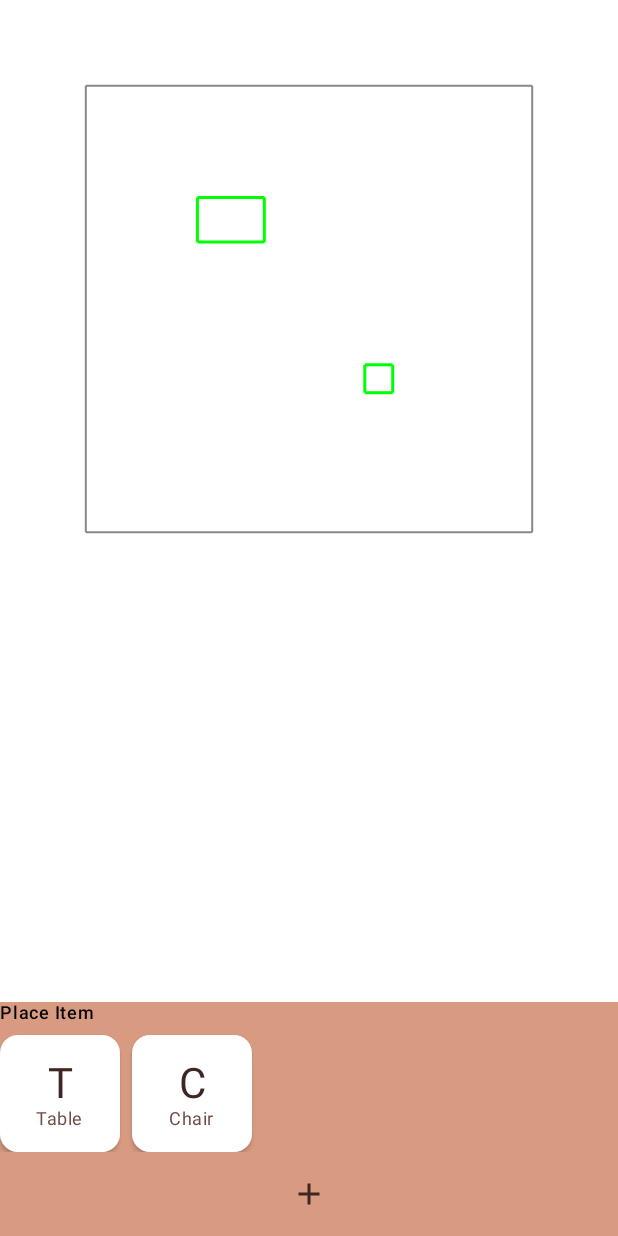
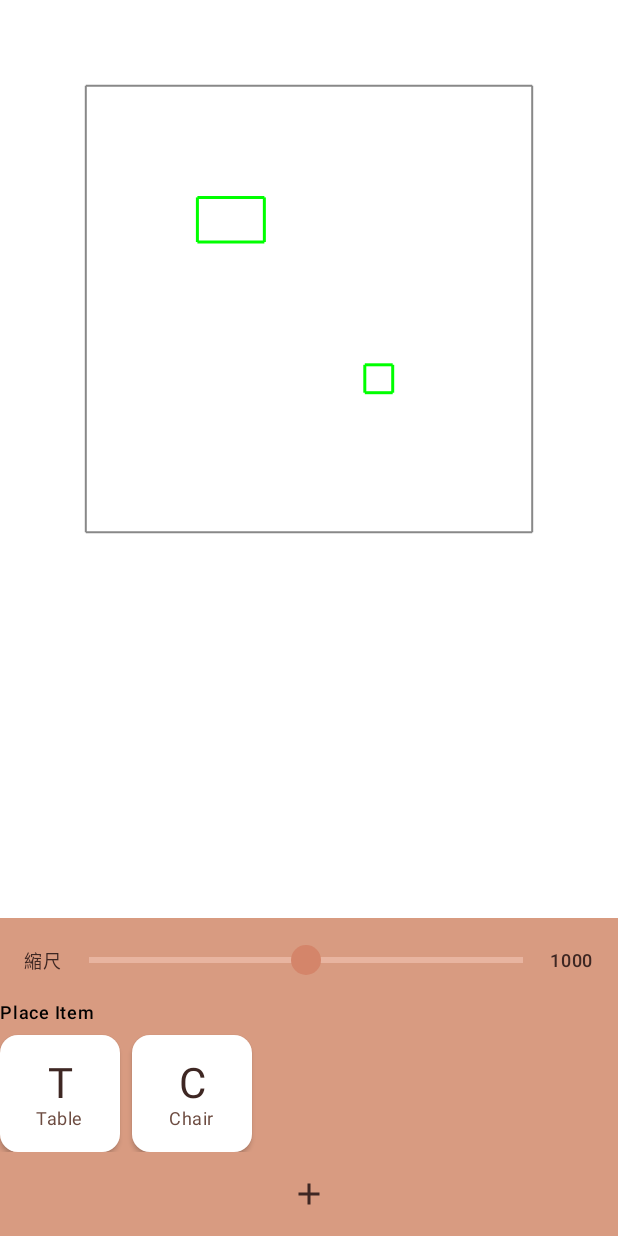
Before and after one commit to isseikz/Puzzroom, an Android app built with Jetpack Compose: the @Preview function FurniturePlacementTemplatePreview, on a phone screen of 412 x 824 dp. Run offline under Robolectric (Android 15) with nearby library versions, the phone set to English and light mode, and no system bars.

Commit message:
Add zoom slider to RoomCreationTemplate and FurniturePlacementTemplate
Co-authored-by: isseikz <14265239+isseikz@users.noreply.github.com>

```diff
--- /dev/null
+++ b/composeApp/src/commonMain/kotlin/tokyo/isseikuzumaki/puzzroom/ui/molecules/ZoomSlider.kt
@@ -0,0 +1,72 @@
+package tokyo.isseikuzumaki.puzzroom.ui.molecules
+
+import androidx.compose.foundation.layout.Arrangement
+import androidx.compose.foundation.layout.Row
+import androidx.compose.foundation.layout.fillMaxWidth
+import androidx.compose.foundation.layout.height
+import androidx.compose.foundation.layout.padding
+import androidx.compose.material3.MaterialTheme
+import androidx.compose.runtime.Composable
+import androidx.compose.ui.Alignment
+import androidx.compose.ui.Modifier
+import androidx.compose.ui.unit.dp
+import org.jetbrains.compose.ui.tooling.preview.Preview
+import tokyo.isseikuzumaki.puzzroom.ui.atoms.AppSlider
+import tokyo.isseikuzumaki.puzzroom.ui.atoms.AppText
+import tokyo.isseikuzumaki.puzzroom.ui.atoms.SliderOrientation
+import tokyo.isseikuzumaki.puzzroom.ui.state.SliderState
+import tokyo.isseikuzumaki.puzzroom.ui.theme.PuzzroomTheme
+
+/**
+ * Zoom slider molecule for adjusting canvas scale
+ * キャンバスのスケールを調整するズームスライダー
+ *
+ * @param sliderState State holder for the zoom slider
+ * @param modifier Modifier to be applied to the slider container
+ */
+@Composable
+fun ZoomSlider(
+    sliderState: SliderState,
+    modifier: Modifier = Modifier
+) {
+    Row(
+        modifier = modifier
+            .fillMaxWidth()
+            .height(56.dp)
+            .padding(horizontal = 16.dp, vertical = 8.dp),
+        verticalAlignment = Alignment.CenterVertically,
+        horizontalArrangement = Arrangement.spacedBy(8.dp)
+    ) {
+        AppText(
+            text = "縮尺",
+            style = MaterialTheme.typography.labelMedium,
+            color = MaterialTheme.colorScheme.onSecondaryContainer
+        )
+
+        AppSlider(
+            state = sliderState,
+            orientation = SliderOrientation.Horizontal,
+            modifier = Modifier
+                .weight(1f)
+                .height(40.dp)
+        )
+
+        AppText(
+            text = "${sliderState.value.toInt()}",
+            style = MaterialTheme.typography.labelMedium,
+            color = MaterialTheme.colorScheme.onSecondaryContainer
+        )
+    }
+}
+
+@Preview
+@Composable
+private fun ZoomSliderPreview() {
+    PuzzroomTheme {
+        val sliderState = SliderState(
+            initialValue = 1000f,
+            valueRange = 500f..1500f
+        )
+        ZoomSlider(sliderState = sliderState)
+    }
+}
--- a/composeApp/src/commonMain/kotlin/tokyo/isseikuzumaki/puzzroom/ui/templates/FurniturePlacementTemplate.kt
+++ b/composeApp/src/commonMain/kotlin/tokyo/isseikuzumaki/puzzroom/ui/templates/FurniturePlacementTemplate.kt
@@ -35,7 +35,9 @@ import tokyo.isseikuzumaki.puzzroom.ui.organisms.NormalizedPlacedShape
 import tokyo.isseikuzumaki.puzzroom.ui.organisms.NormalizedPoint
 import tokyo.isseikuzumaki.puzzroom.ui.organisms.NormalizedShape
 import tokyo.isseikuzumaki.puzzroom.ui.organisms.ShapeLayoutCanvas
+import tokyo.isseikuzumaki.puzzroom.ui.molecules.ZoomSlider
 import tokyo.isseikuzumaki.puzzroom.ui.state.PlacedFurniture
+import tokyo.isseikuzumaki.puzzroom.ui.state.SliderState
 import tokyo.isseikuzumaki.puzzroom.ui.theme.PuzzroomTheme
 
 private data class FurniturePlacementUiState(
@@ -63,6 +65,16 @@ fun FurniturePlacementTemplate(
         skipPartiallyExpanded = false
     )
     var data by remember { mutableStateOf(FurniturePlacementUiState()) }
+
+    val zoomSliderState = remember {
+        SliderState(
+            initialValue = 1000f,
+            valueRange = 500f..1500f,
+            onValueChange = { newSize ->
+                spaceSize = IntSize(newSize.toInt(), newSize.toInt())
+            }
+        )
+    }
 
     // Helper function to denormalize shapes and notify parent
     fun notifyFurnitureChanged(normalizedShapes: List<NormalizedPlacedShape>) {
@@ -151,6 +163,13 @@ fun FurniturePlacementTemplate(
                 }
             },
             modifier = modifier.weight(1f)
+        )
+
+        ZoomSlider(
+            sliderState = zoomSliderState,
+            modifier = Modifier
+                .fillMaxWidth()
+                .background(color = MaterialTheme.colorScheme.secondaryContainer)
         )
 
         FurnitureSelector(
```
Also changed, not shown: composeApp/src/commonMain/kotlin/tokyo/isseikuzumaki/puzzroom/ui/templates/RoomCreationTemplate.kt (+19 -0 lines).
